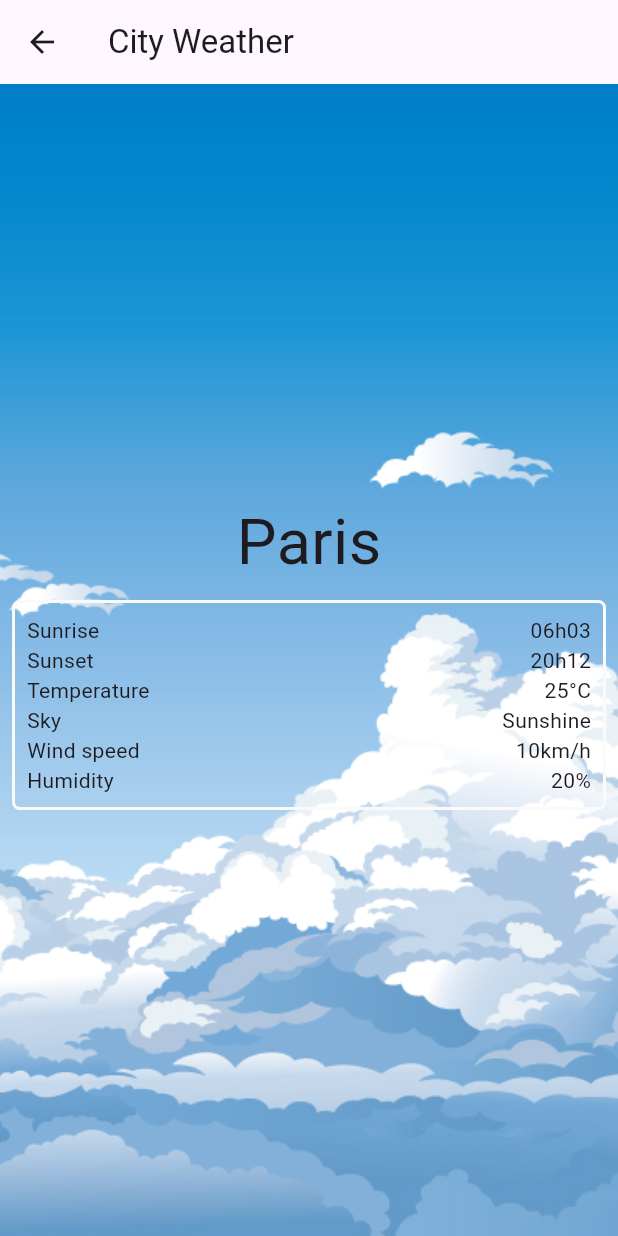
After one commit to On-Arap/neosilver_meteo, a Flutter app: the screen it shows after launch, after a tap on "Paris", on a phone screen of 412 x 824 dp. The commit adds this screen. Run offline on Flutter 3.47's test engine with Material 3 defaults, Android fonts, the phone set to English and light mode, and no system bars.

Commit message:
create CityWeatherPage UI

```diff
--- a/lib/UI/components/city_tile.dart
+++ b/lib/UI/components/city_tile.dart
@@ -1,4 +1,5 @@
 import 'package:flutter/material.dart';
+import '../pages/pages.dart';
 
 class CityTile extends StatelessWidget {
   final String city;
@@ -9,11 +10,12 @@ class CityTile extends StatelessWidget {
   Widget build(BuildContext context) {
     return Padding(
       padding: const EdgeInsets.all(15.0),
+      child: InkWell(
         child: Container(
           decoration: BoxDecoration(
-          border: Border.all(color: Colors.grey, width: 3),
+            border: Border.all(color: Colors.grey.shade50, width: 2),
             borderRadius: const BorderRadius.all(
-            Radius.circular(10),
+              Radius.circular(5),
             ),
           ),
           child: Padding(
@@ -33,6 +35,14 @@ class CityTile extends StatelessWidget {
             ),
           ),
         ),
+        onTap: () {
+          Navigator.of(context).push(
+            MaterialPageRoute(
+              builder: (context) => CityWeatherPage(city: city),
+            ),
+          );
+        },
+      ),
     );
   }
 }
--- /dev/null
+++ b/lib/UI/pages/city_weather_page.dart
@@ -0,0 +1,51 @@
+import 'package:flutter/material.dart';
+
+class CityWeatherPage extends StatelessWidget {
+  final String city;
+
+  const CityWeatherPage({super.key, required this.city});
+
+  @override
+  Widget build(BuildContext context) {
+    return Scaffold(
+      appBar: AppBar(
+        title: const Text('City Weather'),
+      ),
+      backgroundColor: Colors.transparent,
+      body: Center(
+        child: Column(
+          mainAxisAlignment: MainAxisAlignment.center,
+          children: [
+            Text(
+              city,
+              style: const TextStyle(fontSize: 42),
+            ),
+            Padding(
+              padding: const EdgeInsets.all(8.0),
+              child: Container(
+                  decoration: BoxDecoration(
+                    border: Border.all(color: Colors.grey.shade50, width: 2),
+                    borderRadius: const BorderRadius.all(
+                      Radius.circular(5),
+                    ),
+                  ),
+                  child: const Padding(
+                    padding: EdgeInsets.all(8.0),
+                    child: Column(
+                      children: [
+                        Row(mainAxisAlignment: MainAxisAlignment.spaceBetween, children: [Text('Sunrise'), Text('06h03')]),
+                        Row(mainAxisAlignment: MainAxisAlignment.spaceBetween, children: [Text('Sunset'), Text('20h12')]),
+                        Row(mainAxisAlignment: MainAxisAlignment.spaceBetween, children: [Text('Temperature'), Text('25°C')]),
+                        Row(mainAxisAlignment: MainAxisAlignment.spaceBetween, children: [Text('Sky'), Text('Sunshine')]),
+                        Row(mainAxisAlignment: MainAxisAlignment.spaceBetween, children: [Text('Wind speed'), Text('10km/h')]),
+                        Row(mainAxisAlignment: MainAxisAlignment.spaceBetween, children: [Text('Humidity'), Text('20%')]),
+                      ],
+                    ),
+                  )),
+            )
+          ],
+        ),
+      ),
+    );
+  }
+}
--- a/lib/UI/pages/pages.dart
+++ b/lib/UI/pages/pages.dart
@@ -1,2 +1,3 @@
 export 'home_page.dart';
 export 'add_city_page.dart';
+export 'city_weather_page.dart';
```
Also changed, not shown: 9 other files. Lines whose indentation alone changed are shown as unchanged.
